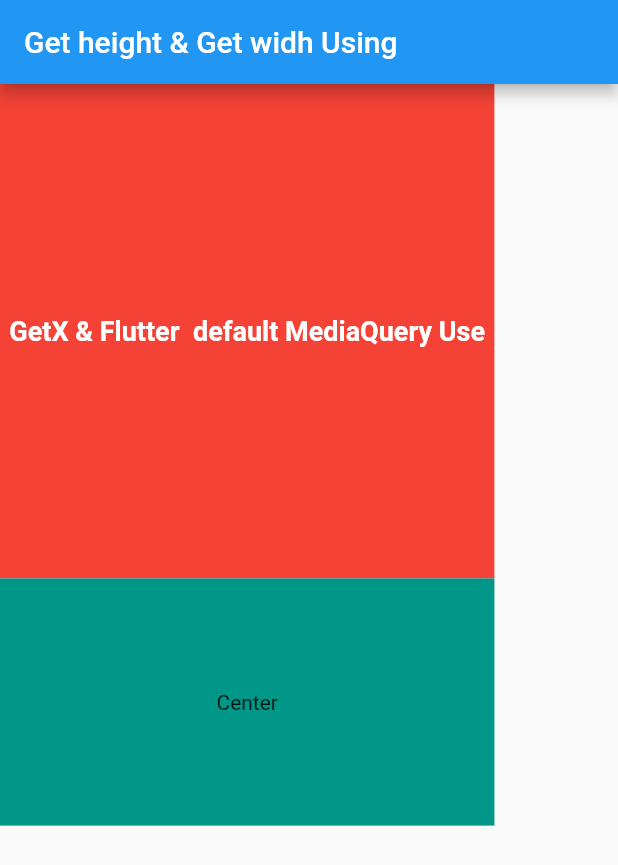
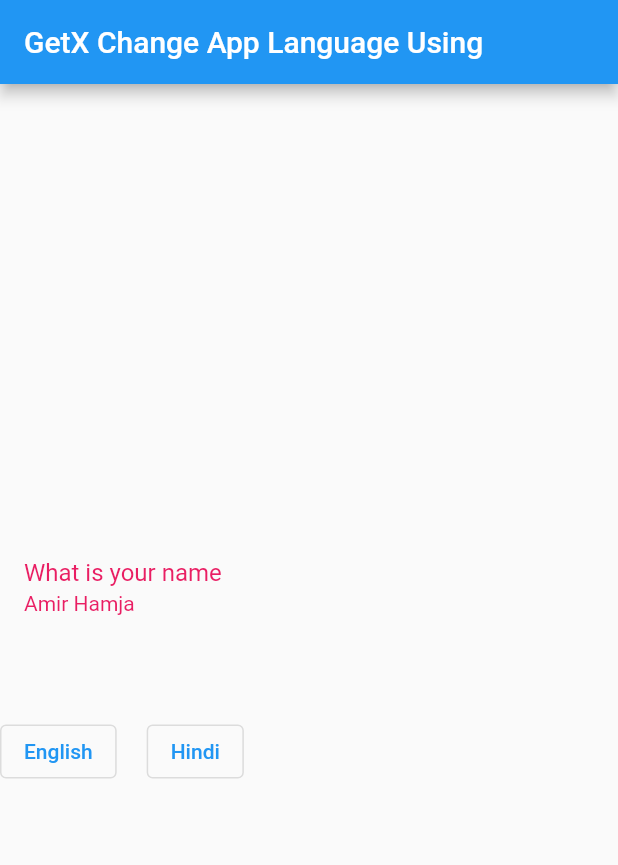
Before and after one commit to mdsomad/Flutter_Get-X_State_Management, a Flutter app: the screen it shows after launch, on a phone screen of 412 x 824 dp. Shown: the top 865 px of the screen. Run offline on Flutter 3.47's test engine with Material 2 defaults, Android fonts, the phone set to English and light mode, and no system bars; our stand-ins replace get.

Commit message:
GetX Change App Language Complete

```diff
--- a/lib/home_screen.dart
+++ b/lib/home_screen.dart
@@ -11,47 +11,49 @@
 }
 
 class _HomeScreenState extends State<HomeScreen> {
+
+ bool LanguageColor = false;
+
   @override
   Widget build(BuildContext context) {
-    //* This Flutter default MediaQuery
-    final heigh = MediaQuery.of(context).size.height *1;
-    final width = MediaQuery.of(context).size.width *1;
-
     return Scaffold(
       appBar: AppBar(
-        title: Text("Get height & Get widh Using")
+        title: Text("GetX Change App Language Using")
       ),
 
       body: Column(
+        mainAxisAlignment: MainAxisAlignment.center,
+        crossAxisAlignment: CrossAxisAlignment.center,
         children: [
-          Container(
+        ListTile(
+          title: Text('message'.tr,style: TextStyle(color:LanguageColor ? Colors.green : Colors.pink),),
+          subtitle: Text('name'.tr,style: TextStyle(color:LanguageColor ? Colors.green : Colors.pink),),
+        ),
 
-            // height: heigh *.6,     //* <-- This Flutter default MediaQuery Use
-            height: Get.height *.4,   //* <-- This GetX Provide MediaQuery Use
-            width: Get.width * .8,    //* <-- This GetX Provide MediaQuery Use
-            color: Colors.red,
+    const SizedBox(height: 50,),
 
-            child: Center(child: Text("GetX & Flutter  default MediaQuery Use",
-            style:TextStyle(fontSize: 18,fontWeight: FontWeight.
-            bold,color: Colors.white),
-            ),)
+      Row(
+        children: [
 
-          ),
+          OutlinedButton(onPressed: (){
+            LanguageColor = false;
+            Get.updateLocale(Locale('en','US'));
+          }, child: Text("English")),
 
+         const SizedBox(width: 20,),
 
-
-
-          Container(
-            // height: heigh *.6,     //* <-- This Flutter default MediaQuery Use
-            height: Get.height *.2,   //* <-- This GetX Provide MediaQuery Use
-            width: Get.width *.8,     //* <-- This GetX Provide MediaQuery Use
-            color: Colors.teal,
-            child: Center(child: Text("Center"),)
-          ),
+          OutlinedButton(onPressed: (){
+              LanguageColor = true;
+             Get.updateLocale(Locale('hi','IN'));
+          }, child: Text("Hindi"))
 
 
         ],
-      ),
+      )
+
+
+  ],
+),
 
 
 
--- /dev/null
+++ b/lib/language.dart
@@ -0,0 +1,26 @@
+import 'package:get/get_navigation/src/root/internacionalization.dart';
+
+class Languages extends Translations{
+
+
+  //TODO
+  @override
+   Map<String,Map<String,String>> get keys =>{
+
+    'en_Us':{                                    //* <-- Add multiple languages
+      "message":"What is your name",
+      "name":"Amir Hamja"
+    },
+
+    'hi_IN':{
+      "message":"आपका क्या नाम है",
+      "name":"अमीर हमजा"
+    }
+
+
+   };
+
+
+
+
+}
--- a/lib/main.dart
+++ b/lib/main.dart
@@ -1,5 +1,6 @@
 import 'package:flutter/material.dart';
 import 'package:flutter_get_x_state_management/home_screen.dart';
+import 'package:flutter_get_x_state_management/language.dart';
 import 'package:get/get.dart';
 
 void main() {
@@ -11,6 +12,11 @@
   @override
   Widget build(BuildContext context) {
     return GetMaterialApp(
+
+      translations: Languages(),          //* Add This Code
+      locale: Locale('en','US'),          //* <-- Save Value assign this (shared preference use kare to)
+      fallbackLocale: Locale('en','US'),  //* Add This Code
+
       debugShowCheckedModeBanner: false,
       title: 'Flutter App',
       theme: ThemeData(
```
Also changed, not shown: 1 other file.
